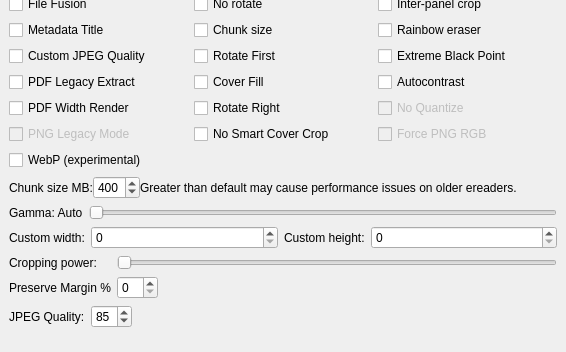
Before: the Qt Designer form gui/KCC.ui in ciromattia/kcc, drawn with Qt 5; both pictures show x 0 to 566 and y 517 to 869 of the 566 by 869 pixel window.
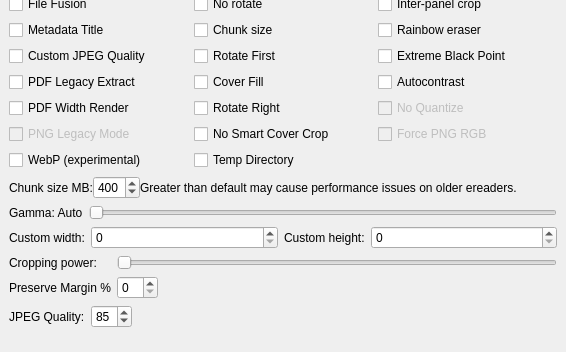
After: the same form once the commit is applied. Icons and pictures are not drawn.

Commit message: option: create temporary files directory on source file drive

```diff
--- a/gui/KCC.ui
+++ b/gui/KCC.ui
@@ -885,6 +885,16 @@
          </property>
         </widget>
        </item>
+       <item row="12" column="1">
+        <widget class="QCheckBox" name="tempDirBox">
+         <property name="toolTip">
+          <string>&lt;html&gt;&lt;head/&gt;&lt;body&gt;&lt;p&gt;&lt;span style=&quot; font-weight:600; text-decoration: underline;&quot;&gt;Unchecked - Main Drive&lt;br/&gt;&lt;/span&gt;Use dedicated temporary directory on main OS drive.&lt;/p&gt;&lt;p&gt;&lt;span style=&quot; font-weight:600; text-decoration: underline;&quot;&gt;Checked - Source File Drive&lt;br/&gt;&lt;/span&gt;Create temporary file directory on source file drive.&lt;/p&gt;&lt;/body&gt;&lt;/html&gt;</string>
+         </property>
+         <property name="text">
+          <string>Temp Directory</string>
+         </property>
+        </widget>
+       </item>
       </layout>
      </widget>
     </item>
```
The commit also changes 4 other files.
